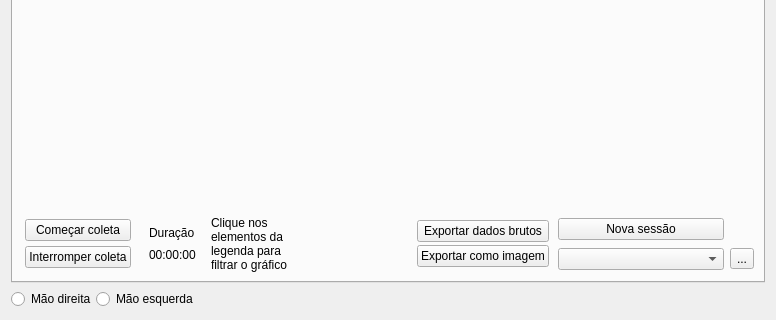
This is ui/ui_files/user_stats.ui in JPCassimiro/JHMR as Qt 5 draws it before an edit; both pictures show x 0 to 776 and y 255 to 575 of the 776 by 575 pixel window. The edited form follows.
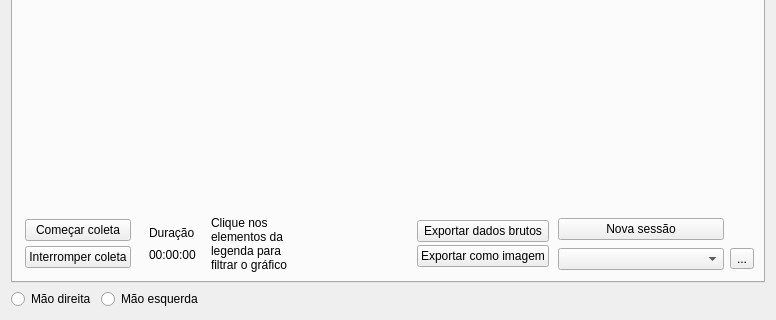
This is the edited form. Icons and pictures are not drawn.

The edit to the form file:
```diff
--- a/ui/ui_files/user_stats.ui
+++ b/ui/ui_files/user_stats.ui
@@ -346,7 +346,7 @@
     <widget class="QWidget" name="handSelectorContainer" native="true">
      <layout class="QHBoxLayout" name="horizontalLayout_3">
       <property name="spacing">
-       <number>0</number>
+       <number>5</number>
       </property>
       <property name="leftMargin">
        <number>0</number>
```
